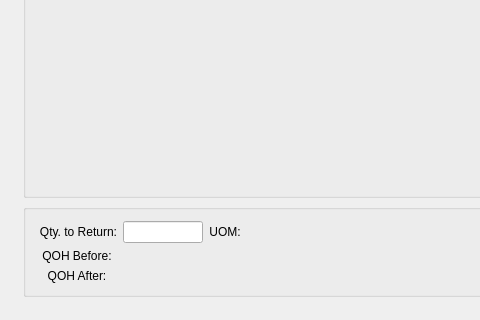
Above: guiclient/returnWoMaterialItem.ui from Pegasus-RPG/xtuple-client before the change; both pictures show x 0 to 480 and y 250 to 570 of the 641 by 570 pixel window. Below: the same form after it.
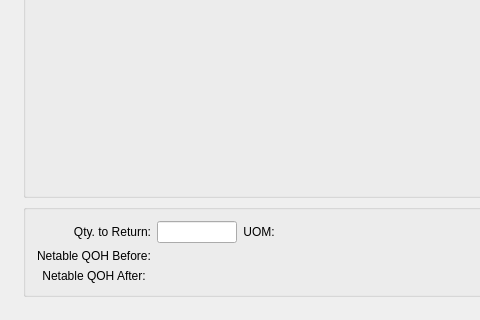
That is the form after the change. Custom widgets are drawn as their Qt base class.

What changed in the file:
```diff
--- a/guiclient/returnWoMaterialItem.ui
+++ b/guiclient/returnWoMaterialItem.ui
@@ -192,7 +192,7 @@
              </size>
             </property>
             <property name="text">
-             <string>QOH Before:</string>
+             <string>Netable QOH Before:</string>
             </property>
             <property name="alignment">
              <set>Qt::AlignCenter</set>
@@ -221,7 +221,7 @@
              </size>
             </property>
             <property name="text">
-             <string>QOH After:</string>
+             <string>Netable QOH After:</string>
             </property>
             <property name="alignment">
              <set>Qt::AlignCenter</set>
```
